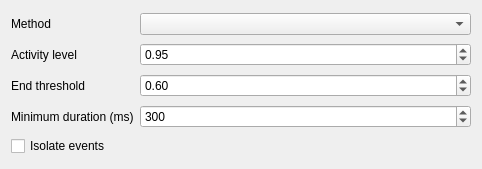
The window that src/gui/widgets/options/ui/song_events_options.ui (Vin985/ecosongs) describes before a commit, drawn with Qt 5.
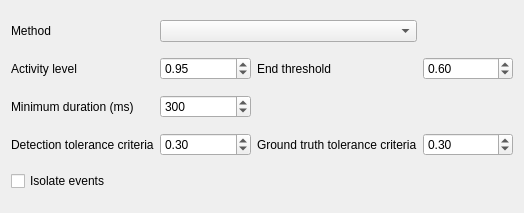
The same window after the commit.

Commit message: song event options

Patch:
```diff
--- a/src/gui/widgets/options/ui/song_events_options.ui
+++ b/src/gui/widgets/options/ui/song_events_options.ui
@@ -6,44 +6,15 @@
    <rect>
     <x>0</x>
     <y>0</y>
-    <width>482</width>
-    <height>169</height>
+    <width>524</width>
+    <height>213</height>
    </rect>
   </property>
   <property name="windowTitle">
    <string>Form</string>
   </property>
-  <layout class="QGridLayout" name="gridLayout_2">
-   <item row="4" column="0">
-    <widget class="QLabel" name="label_9">
-     <property name="sizePolicy">
-      <sizepolicy hsizetype="Maximum" vsizetype="Preferred">
-       <horstretch>0</horstretch>
-       <verstretch>0</verstretch>
-      </sizepolicy>
-     </property>
-     <property name="text">
-      <string>Activity level</string>
-     </property>
-    </widget>
-   </item>
-   <item row="6" column="1">
-    <widget class="QDoubleSpinBox" name="spin_end_threshold">
-     <property name="keyboardTracking">
-      <bool>false</bool>
-     </property>
-     <property name="maximum">
-      <double>1.000000000000000</double>
-     </property>
-     <property name="singleStep">
-      <double>0.010000000000000</double>
-     </property>
-     <property name="value">
-      <double>0.600000000000000</double>
-     </property>
-    </widget>
-   </item>
-   <item row="9" column="0" colspan="2">
+  <layout class="QGridLayout" name="gridLayout">
+   <item row="11" column="0" colspan="2">
     <spacer name="verticalSpacer">
      <property name="orientation">
       <enum>Qt::Vertical</enum>
@@ -59,13 +30,6 @@
      </property>
     </spacer>
    </item>
-   <item row="6" column="0">
-    <widget class="QLabel" name="label_8">
-     <property name="text">
-      <string>End threshold</string>
-     </property>
-    </widget>
-   </item>
    <item row="7" column="0">
     <widget class="QLabel" name="label_7">
      <property name="text">
@@ -80,6 +44,33 @@
      </property>
     </widget>
    </item>
+   <item row="8" column="2">
+    <widget class="QLabel" name="label_2">
+     <property name="text">
+      <string>Ground truth tolerance criteria</string>
+     </property>
+    </widget>
+   </item>
+   <item row="8" column="0">
+    <widget class="QLabel" name="label">
+     <property name="text">
+      <string>Detection tolerance criteria</string>
+     </property>
+    </widget>
+   </item>
+   <item row="4" column="0">
+    <widget class="QLabel" name="label_9">
+     <property name="sizePolicy">
+      <sizepolicy hsizetype="Maximum" vsizetype="Preferred">
+       <horstretch>0</horstretch>
+       <verstretch>0</verstretch>
+      </sizepolicy>
+     </property>
+     <property name="text">
+      <string>Activity level</string>
+     </property>
+    </widget>
+   </item>
    <item row="4" column="1">
     <widget class="QDoubleSpinBox" name="spin_activity">
      <property name="keyboardTracking">
@@ -96,29 +87,20 @@
      </property>
     </widget>
    </item>
-   <item row="0" column="1">
-    <widget class="QComboBox" name="combo_method"/>
-   </item>
-   <item row="7" column="1">
-    <widget class="QDoubleSpinBox" name="spin_min_duration">
+   <item row="8" column="1">
+    <widget class="QDoubleSpinBox" name="spin_dtc">
      <property name="keyboardTracking">
       <bool>false</bool>
      </property>
-     <property name="decimals">
-      <number>0</number>
-     </property>
      <property name="maximum">
-      <double>10000.000000000000000</double>
-     </property>
-     <property name="singleStep">
       <double>1.000000000000000</double>
      </property>
      <property name="value">
-      <double>300.000000000000000</double>
+      <double>0.300000000000000</double>
      </property>
     </widget>
    </item>
-   <item row="8" column="0" colspan="2">
+   <item row="10" column="0" colspan="2">
     <widget class="QCheckBox" name="checkbox_isolate_events">
      <property name="enabled">
       <bool>true</bool>
@@ -131,6 +113,67 @@
      </property>
     </widget>
    </item>
+   <item row="7" column="1">
+    <widget class="QDoubleSpinBox" name="spin_min_duration">
+     <property name="keyboardTracking">
+      <bool>false</bool>
+     </property>
+     <property name="decimals">
+      <number>0</number>
+     </property>
+     <property name="maximum">
+      <double>10000.000000000000000</double>
+     </property>
+     <property name="singleStep">
+      <double>1.000000000000000</double>
+     </property>
+     <property name="value">
+      <double>300.000000000000000</double>
+     </property>
+    </widget>
+   </item>
+   <item row="8" column="3">
+    <widget class="QDoubleSpinBox" name="spin_gtc">
+     <property name="keyboardTracking">
+      <bool>false</bool>
+     </property>
+     <property name="maximum">
+      <double>1.000000000000000</double>
+     </property>
+     <property name="singleStep">
+      <double>0.010000000000000</double>
+     </property>
+     <property name="value">
+      <double>0.300000000000000</double>
+     </property>
+    </widget>
+   </item>
+   <item row="4" column="2">
+    <widget class="QLabel" name="label_8">
+     <property name="text">
+      <string>End threshold</string>
+     </property>
+    </widget>
+   </item>
+   <item row="4" column="3">
+    <widget class="QDoubleSpinBox" name="spin_end_threshold">
+     <property name="keyboardTracking">
+      <bool>false</bool>
+     </property>
+     <property name="maximum">
+      <double>1.000000000000000</double>
+     </property>
+     <property name="singleStep">
+      <double>0.010000000000000</double>
+     </property>
+     <property name="value">
+      <double>0.600000000000000</double>
+     </property>
+    </widget>
+   </item>
+   <item row="0" column="1" colspan="2">
+    <widget class="QComboBox" name="combo_method"/>
+   </item>
   </layout>
  </widget>
  <resources/>
```
Left out of the diff: 3 changed lines with no effect on the pictures. The commit also changes 1 other file.
